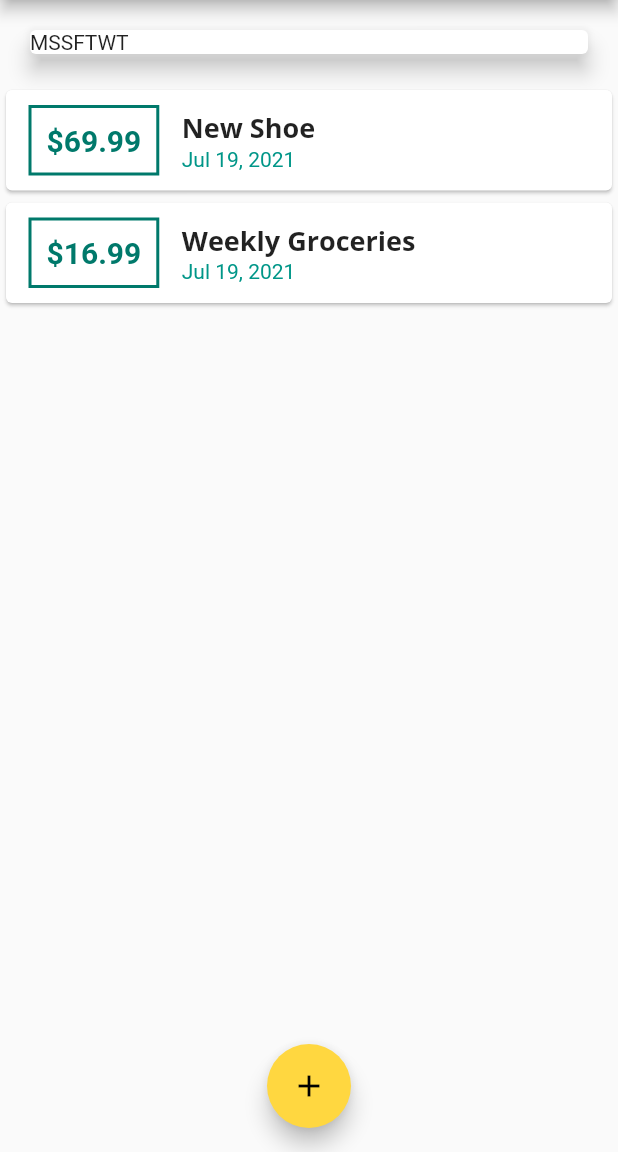
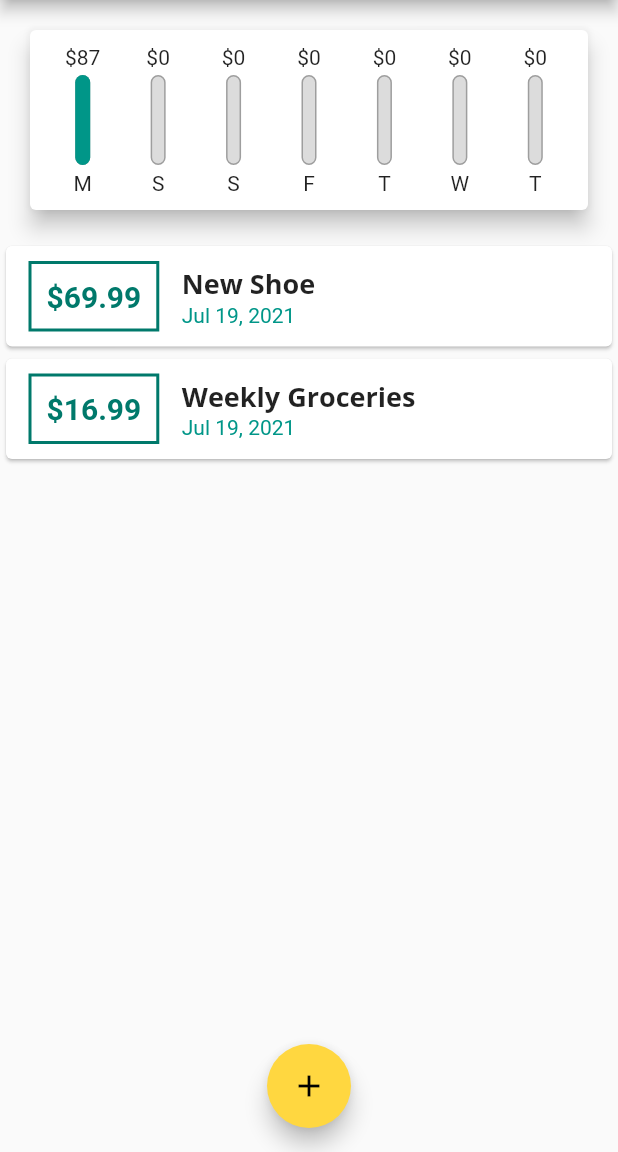
Before and after one commit to gbmahili/flutter, a Flutter app: the screen it shows after launch, on a phone screen of 412 x 824 dp, the part 84-1236 px from its top. Run offline on Flutter 3.47's test engine with Material 2 defaults, Android fonts, the phone set to English and light mode, and no system bars.

Commit message:
Added chart widget

```diff
--- a/expense_planner/lib/widgets/chart.dart
+++ b/expense_planner/lib/widgets/chart.dart
@@ -1,4 +1,5 @@
 import 'package:expense_planner/models/transactions.dart';
+import 'package:expense_planner/widgets/chart_bar.dart';
 import 'package:flutter/material.dart';
 import 'package:intl/intl.dart';
 
@@ -28,15 +29,33 @@
     });
   }
 
+  double get totalSpendingAmount {
+    return groupedTransactionValues.fold(0.0, (sum, item) {
+      return sum + (item['amount'] as double);
+    });
+  }
+
   @override
   Widget build(BuildContext context) {
     return Card(
       elevation: 6.0,
       margin: EdgeInsets.all(20.0),
-      child: Row(
-        children: groupedTransactionValues.map((data) {
-          return Text('${data["day"]}');
-        }).toList(),
+      child: Padding(
+        padding: EdgeInsets.all(10.0),
+        child: Row(
+          mainAxisAlignment: MainAxisAlignment.spaceAround,
+          children: groupedTransactionValues.map((data) {
+            return Flexible(
+              fit: FlexFit.tight,
+              child: ChartBar(
+                  (data['day'] as String),
+                  (data['amount'] as double),
+                  totalSpendingAmount == 0.0
+                      ? 00
+                      : (data['amount'] as double) / totalSpendingAmount),
+            );
+          }).toList(),
+        ),
       ),
     );
   }
--- /dev/null
+++ b/expense_planner/lib/widgets/chart_bar.dart
@@ -0,0 +1,45 @@
+import 'package:flutter/material.dart';
+
+class ChartBar extends StatelessWidget {
+  final String label;
+  final double spendingAmount;
+  final double spendingPctOfTotal;
+
+  ChartBar(this.label, this.spendingAmount, this.spendingPctOfTotal);
+
+  @override
+  Widget build(BuildContext context) {
+    return Column(
+      children: [
+        FittedBox(child: Text("\$${spendingAmount.toStringAsFixed(0)}")),
+        SizedBox(height: 4),
+        Container(
+          height: 60,
+          width: 10,
+          child: Stack(
+            children: [
+              Container(
+                decoration: BoxDecoration(
+                  border: Border.all(color: Colors.grey, width: 1.0),
+                  color: Color.fromRGBO(220, 220, 220, 1),
+                  borderRadius: BorderRadius.circular(10),
+                ),
+              ),
+              FractionallySizedBox(
+                heightFactor: spendingPctOfTotal,
+                child: Container(
+                  decoration: BoxDecoration(
+                    color: Theme.of(context).primaryColor,
+                    borderRadius: BorderRadius.circular(10),
+                  ),
+                ),
+              )
+            ],
+          ),
+        ),
+        SizedBox(height: 4),
+        Text(label),
+      ],
+    );
+  }
+}
```
